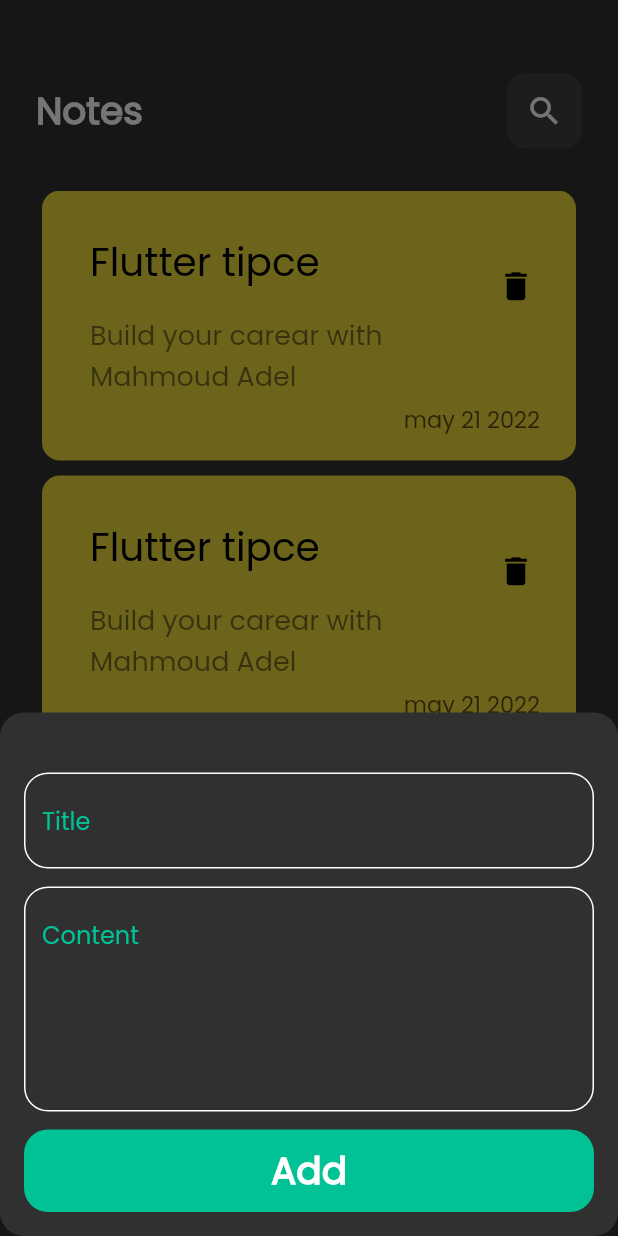
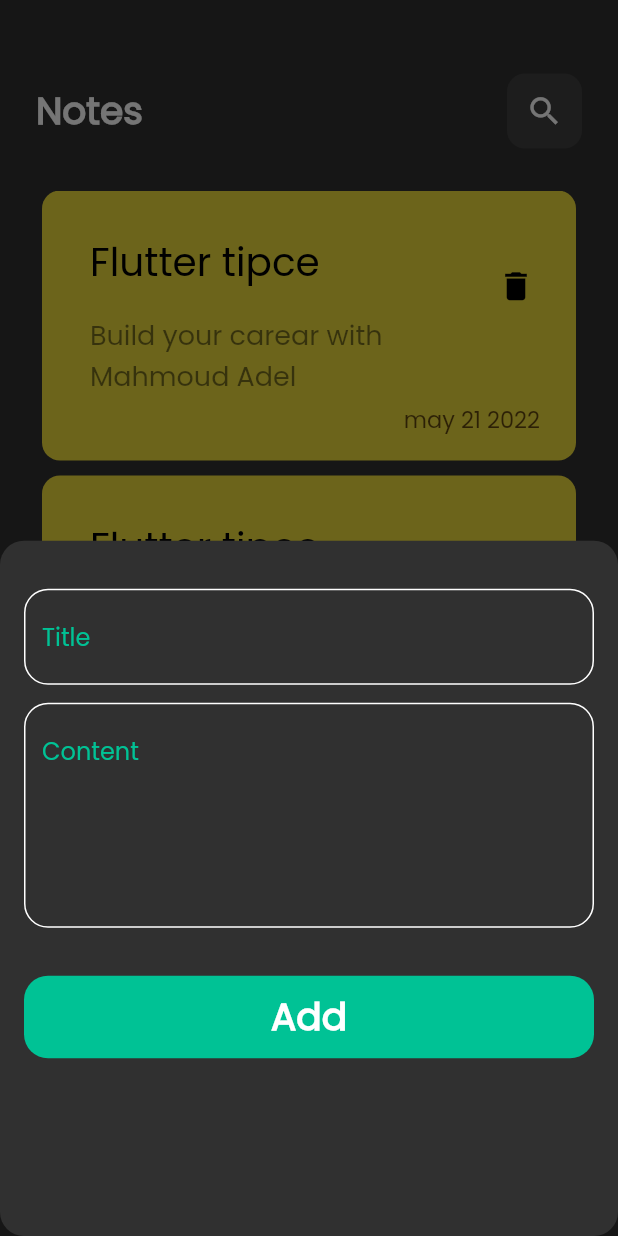
Before and after one commit to Mahmoud-Adel-Ali/notes, a Flutter app: the screen it shows after launch, after a tap on the "add" icon, on a phone screen of 412 x 824 dp. Run offline on Flutter 3.47's test engine with Material 2 defaults, Android fonts, the light colour scheme and no system bars.

Commit message:
create_edit_note_view

```diff
--- a/lib/views/widget/add_note_buttom_sheet.dart
+++ b/lib/views/widget/add_note_buttom_sheet.dart
@@ -1,3 +1,5 @@
+// ignore_for_file: prefer_const_constructors, prefer_const_literals_to_create_immutables
+
 import 'package:flutter/material.dart';
 import 'package:notes/views/widget/custom_buttom.dart';
 import 'package:notes/views/widget/custom_text_field.dart';
@@ -7,22 +9,22 @@
 
   @override
   Widget build(BuildContext context) {
-    return const Padding(
+    return  Padding(
       padding: EdgeInsets.all(16),
-      child: SingleChildScrollView(
       child: Column(
         children: [
-            SizedBox(height: 24),
+          SizedBox(height: 16),
           CustomTextField(
             hint: 'Title',
             maxLine: 1,
           ),
           SizedBox(height: 12),
           CustomTextField(hint: "Content", maxLine: 5),
-            SizedBox(height: 12),
+          SizedBox(height: 32),
+          // Spacer(),
           CustomButtom(),
+          SizedBox(height: 16),
         ],
-        ),
       ),
     );
   }
--- a/lib/views/widget/notes_list_view.dart
+++ b/lib/views/widget/notes_list_view.dart
@@ -1,16 +1,21 @@
-
-
-
-
 import 'package:flutter/material.dart';
 import 'package:notes/views/widget/custom_notes_item_card.dart';
+import 'package:notes/views/widget/edit_view_body.dart';
 
 class NotesListView extends StatelessWidget {
   const NotesListView({super.key});
 
   @override
   Widget build(BuildContext context) {
-    return Padding(
+    return GestureDetector(
+      onTap: () {
+        Navigator.push(context, MaterialPageRoute(
+          builder: (context) {
+            return const EditNoteViewBody();
+          },
+        ));
+      },
+      child: Padding(
         padding: const EdgeInsets.all(16.0),
         child: ListView.builder(
           padding: EdgeInsets.zero,
@@ -19,6 +24,7 @@
             return const NoteItemCard();
           },
         ),
+      ),
     );
   }
 }
```
Also changed, not shown: lib/views/edit_note_view.dart (added, +11 -0 lines), lib/views/widget/edit_view_body.dart (added, +10 -0 lines). Lines whose indentation alone changed are shown as unchanged.
